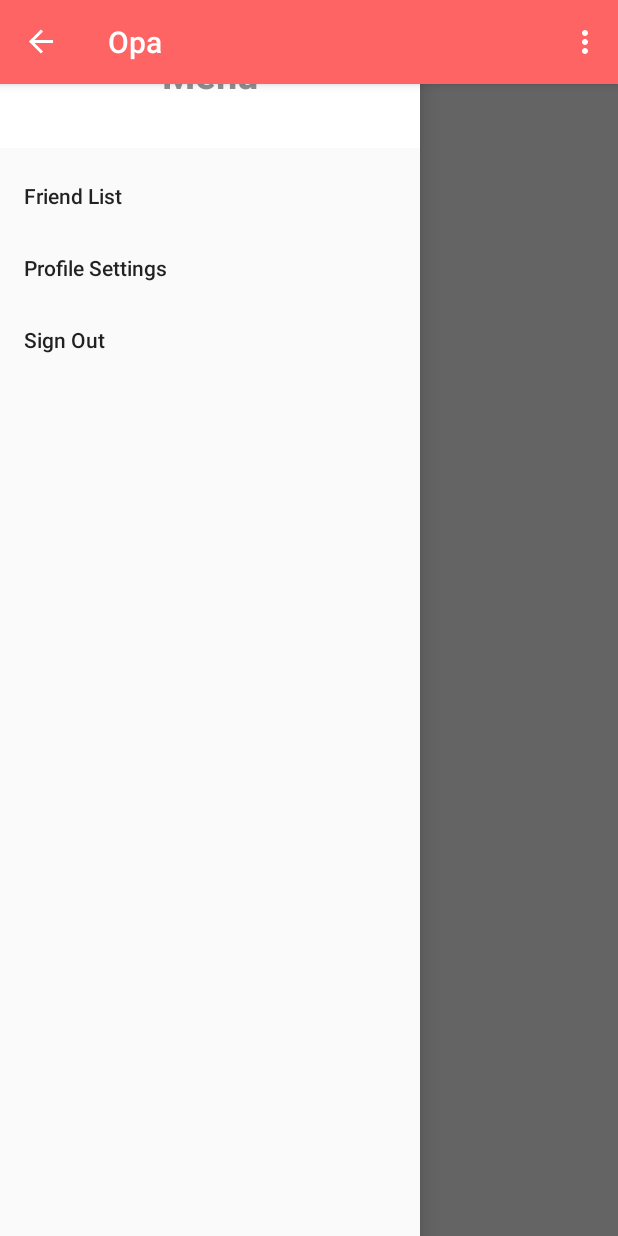
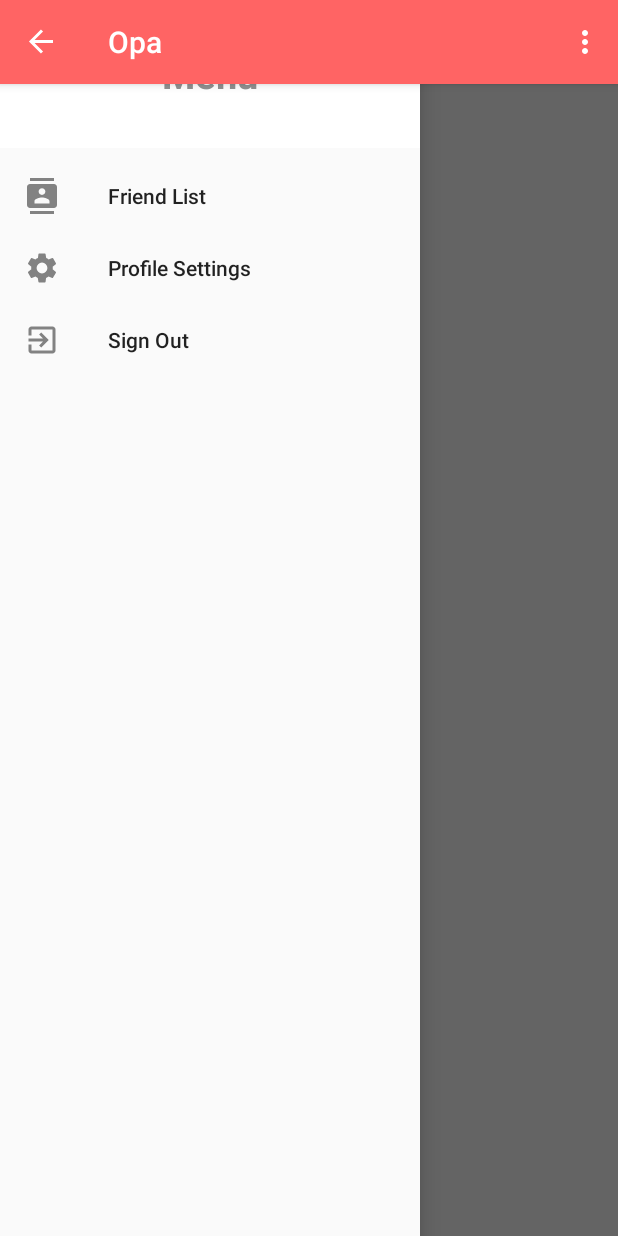
Before and after one commit to CS179i/Opa, an Android app: the screen it shows after launch once a user with an empty profile is signed in (HomeActivity), with the side drawer open, on a phone screen of 412 x 824 dp. Run offline under Robolectric (Android 15) with nearby library versions, the phone set to English and light mode, and no system bars; our stand-ins replace CircleImageView, Firebase (no records; nobody signed in at launch, a user with empty details on screens opened directly); Roboto replaces fonts that are not available here.

Commit message:
Added Icons to menu items

```diff
--- /dev/null
+++ b/app/src/main/res/drawable/menu_icon_friends.xml
@@ -0,0 +1,11 @@
+<vector xmlns:android="http://schemas.android.com/apk/res/android"
+    android:width="24dp"
+    android:height="24dp"
+    android:viewportWidth="24"
+    android:viewportHeight="24"
+    android:tint="#FFFFFF"
+    android:alpha="0.8">
+    <path
+        android:fillColor="#FF000000"
+        android:pathData="M20,0L4,0v2h16L20,0zM4,24h16v-2L4,22v2zM20,4L4,4c-1.1,0 -2,0.9 -2,2v12c0,1.1 0.9,2 2,2h16c1.1,0 2,-0.9 2,-2L22,6c0,-1.1 -0.9,-2 -2,-2zM12,6.75c1.24,0 2.25,1.01 2.25,2.25s-1.01,2.25 -2.25,2.25S9.75,10.24 9.75,9 10.76,6.75 12,6.75zM17,17L7,17v-1.5c0,-1.67 3.33,-2.5 5,-2.5s5,0.83 5,2.5L17,17z"/>
+</vector>
--- /dev/null
+++ b/app/src/main/res/drawable/menu_icon_settings.xml
@@ -0,0 +1,11 @@
+<vector xmlns:android="http://schemas.android.com/apk/res/android"
+    android:width="24dp"
+    android:height="24dp"
+    android:viewportWidth="24"
+    android:viewportHeight="24"
+    android:tint="#FFFFFF"
+    android:alpha="0.8">
+    <path
+        android:fillColor="#FF000000"
+        android:pathData="M19.1,12.9a2.8,2.8 0,0 0,0.1 -0.9,2.8 2.8,0 0,0 -0.1,-0.9l2.1,-1.6a0.7,0.7 0,0 0,0.1 -0.6L19.4,5.5a0.7,0.7 0,0 0,-0.6 -0.2l-2.4,1a6.5,6.5 0,0 0,-1.6 -0.9l-0.4,-2.6a0.5,0.5 0,0 0,-0.5 -0.4H10.1a0.5,0.5 0,0 0,-0.5 0.4L9.3,5.4a5.6,5.6 0,0 0,-1.7 0.9l-2.4,-1a0.4,0.4 0,0 0,-0.5 0.2l-2,3.4c-0.1,0.2 0,0.4 0.2,0.6l2,1.6a2.8,2.8 0,0 0,-0.1 0.9,2.8 2.8,0 0,0 0.1,0.9L2.8,14.5a0.7,0.7 0,0 0,-0.1 0.6l1.9,3.4a0.7,0.7 0,0 0,0.6 0.2l2.4,-1a6.5,6.5 0,0 0,1.6 0.9l0.4,2.6a0.5,0.5 0,0 0,0.5 0.4h3.8a0.5,0.5 0,0 0,0.5 -0.4l0.3,-2.6a5.6,5.6 0,0 0,1.7 -0.9l2.4,1a0.4,0.4 0,0 0,0.5 -0.2l2,-3.4c0.1,-0.2 0,-0.4 -0.2,-0.6ZM12,15.6A3.6,3.6 0,1 1,15.6 12,3.6 3.6,0 0,1 12,15.6Z"/>
+</vector>
--- /dev/null
+++ b/app/src/main/res/drawable/menu_icon_sign_out.xml
@@ -0,0 +1,11 @@
+<vector xmlns:android="http://schemas.android.com/apk/res/android"
+    android:width="24dp"
+    android:height="24dp"
+    android:viewportWidth="24"
+    android:viewportHeight="24"
+    android:tint="#FFFFFF"
+    android:alpha="0.8">
+    <path
+        android:fillColor="#FF000000"
+        android:pathData="M10.09,15.59L11.5,17l5,-5 -5,-5 -1.41,1.41L12.67,11H3v2h9.67l-2.58,2.59zM19,3H5c-1.11,0 -2,0.9 -2,2v4h2V5h14v14H5v-4H3v4c0,1.1 0.89,2 2,2h14c1.1,0 2,-0.9 2,-2V5c0,-1.1 -0.9,-2 -2,-2z"/>
+</vector>
--- a/app/src/main/res/menu/navigation_items.xml
+++ b/app/src/main/res/menu/navigation_items.xml
@@ -2,13 +2,14 @@
 <menu xmlns:android="http://schemas.android.com/apk/res/android">
     <item
         android:id="@+id/friend_list"
-        android:title="@string/friend_list"/>
+        android:title="@string/friend_list"
+        android:icon="@drawable/menu_icon_friends"/>
     <item
         android:id="@+id/profile_settings"
         android:title="@string/profile_settings"
-        />
+        android:icon="@drawable/menu_icon_settings"/>
     <item
         android:id="@+id/sign_out"
         android:title="@string/sign_out"
-        />
+        android:icon="@drawable/menu_icon_sign_out" />
 </menu>
```
